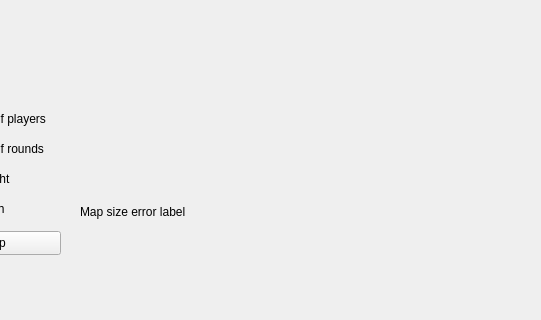
The window that Triviador/Triviador/Game.ui (AndreiAndreea/TriviadorMCpp) describes before a commit, drawn with Qt 5; both pictures show x 140 to 681 and y 99 to 419 of the 784 by 419 pixel window.
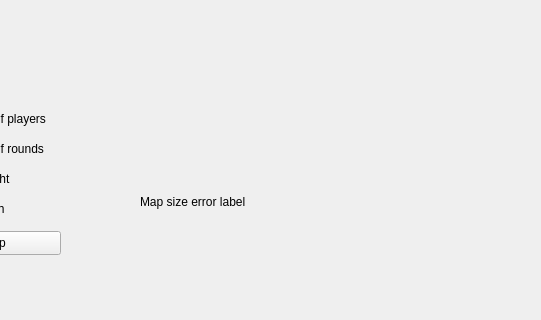
The same window after the commit.

Commit message: Added a backToMenu push button(with implementation) and a save push button in profile settings ui. Added a CreatMapCustomMode function that sets the values given from the user when it comes to a customize game. With the input given from the user a customize map is drawn. Depending on the number of players, the other values as number of rounds, map height and map width are automatically determined, however the user can still modify them.

```diff
--- a/Triviador/Triviador/Game.ui
+++ b/Triviador/Triviador/Game.ui
@@ -208,9 +208,9 @@
    <widget class="QLabel" name="mapSizeErrorLabel">
     <property name="geometry">
      <rect>
-      <x>200</x>
-      <y>250</y>
-      <width>191</width>
+      <x>260</x>
+      <y>240</y>
+      <width>321</width>
       <height>81</height>
      </rect>
     </property>
```
The commit also changes 8 other files.
